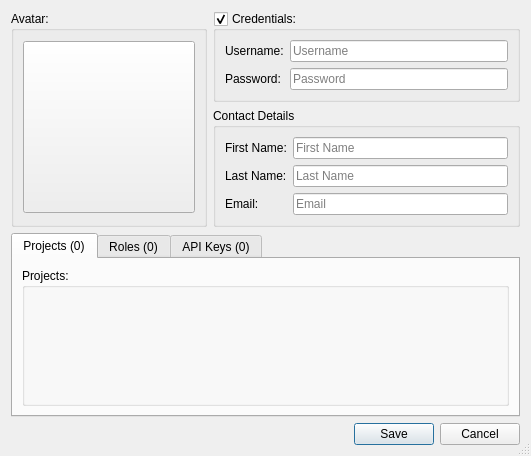
This is forms/repo_dialog_user.ui in 3drepo/3drepogui as Qt 5 draws it before an edit. The edited form follows.
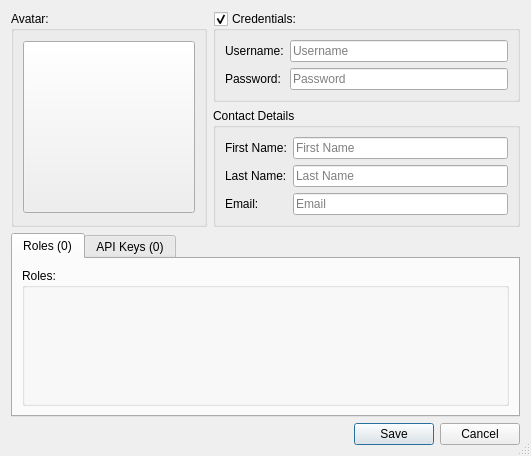
This is the edited form. Custom widgets are drawn as their Qt base class.

Commit message: #128 remove project tab from user dialog

```diff
--- a/forms/repo_dialog_user.ui
+++ b/forms/repo_dialog_user.ui
@@ -252,25 +252,6 @@
      <property name="currentIndex">
       <number>0</number>
      </property>
-     <widget class="QWidget" name="projectsTab">
-      <attribute name="title">
-       <string>Projects (0)</string>
-      </attribute>
-      <layout class="QVBoxLayout" name="verticalLayout_11">
-       <item>
-        <widget class="QGroupBox" name="groupBox_4">
-         <property name="title">
-          <string>Projects:</string>
-         </property>
-         <layout class="QVBoxLayout" name="verticalLayout_12">
-          <item>
-           <widget class="repo::gui::widget::UnfilterableTreeWidget" name="projectsUnfilterableTreeWidget" native="true"/>
-          </item>
-         </layout>
-        </widget>
-       </item>
-      </layout>
-     </widget>
      <widget class="QWidget" name="rolesTab">
       <attribute name="title">
        <string>Roles (0)</string>
```
The commit also changes 2 other files.
